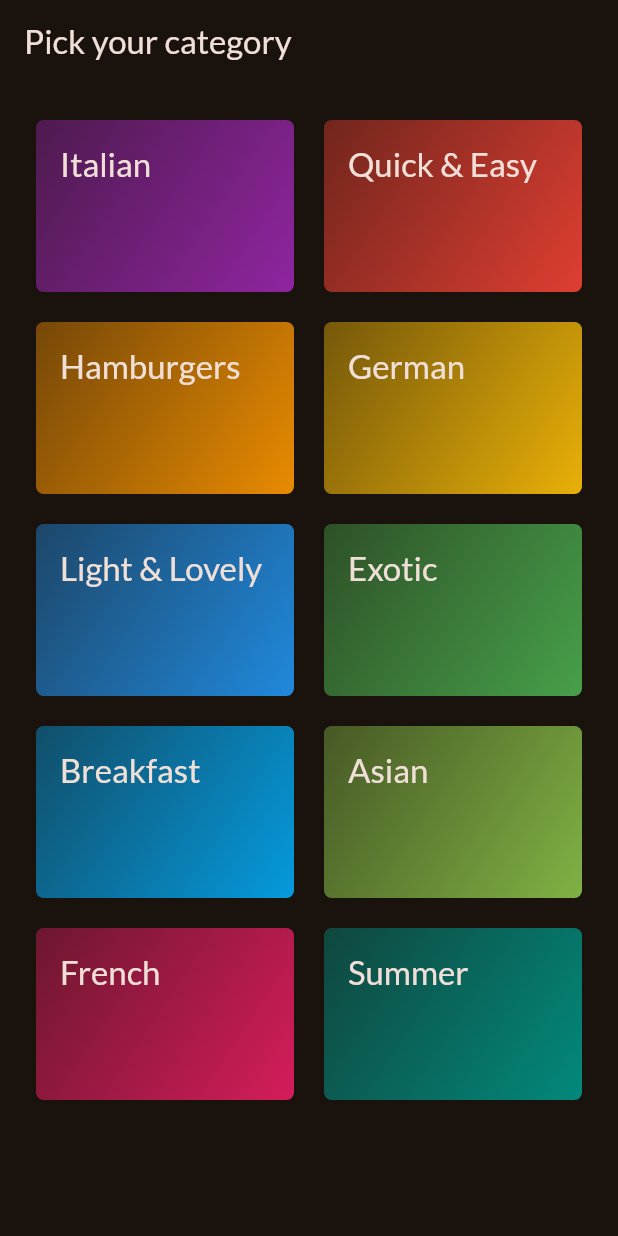
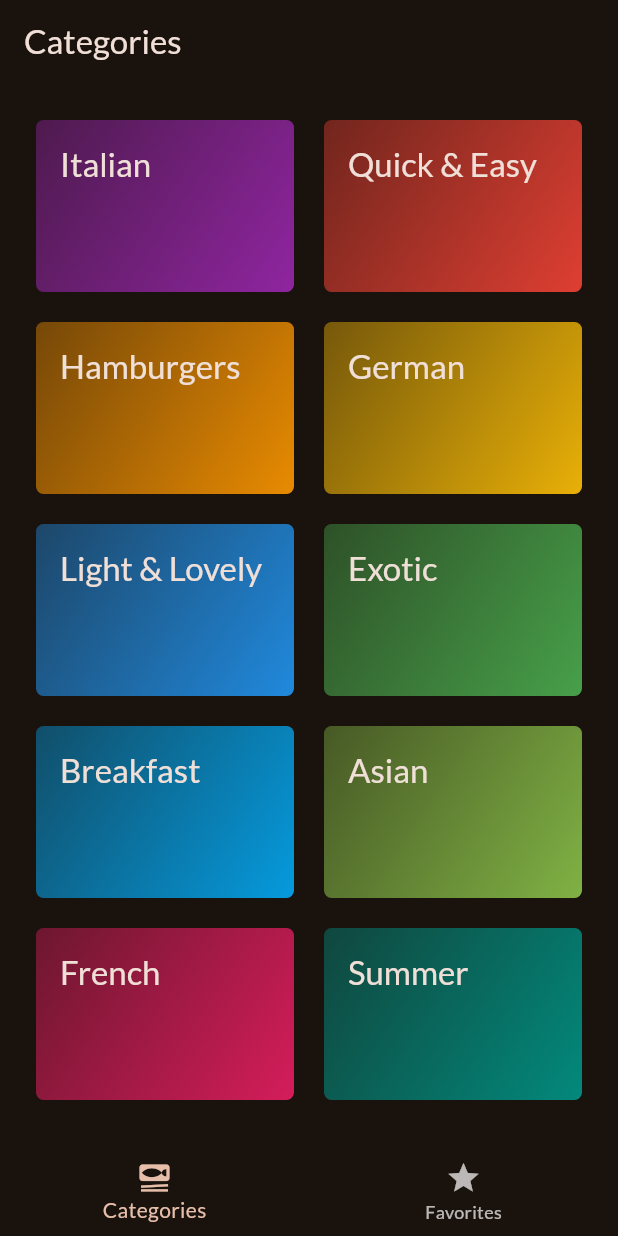
Before and after one commit to vicentedpsantos/meals-flutter, a Flutter app: the screen it shows after launch, on a phone screen of 412 x 824 dp. Run offline on Flutter 3.47's test engine with Material 2 defaults, Android fonts, the phone set to English and light mode, and no system bars; our stand-ins replace google_fonts, transparent_image; project files that could hold a hidden picture were left out.

Commit message:
Add tab bar

```diff
--- a/lib/main.dart
+++ b/lib/main.dart
@@ -1,7 +1,7 @@
 import 'package:flutter/material.dart';
 import 'package:google_fonts/google_fonts.dart';
 
-import 'package:meals/screens/categories.dart';
+import 'package:meals/screens/tabs.dart';
 
 final theme = ThemeData(
   useMaterial3: true,
@@ -23,7 +23,7 @@ class App extends StatelessWidget {
   Widget build(BuildContext context) {
     return MaterialApp(
       theme: theme,
-      home: CategoriesScreen(),
+      home: const TabsScreen(),
     );
   }
 }
--- a/lib/screens/categories.dart
+++ b/lib/screens/categories.dart
@@ -23,11 +23,7 @@ class CategoriesScreen extends StatelessWidget {
 
   @override
   Widget build(context) {
-    return Scaffold(
-      appBar: AppBar(
-        title: Text('Pick your category'),
-      ),
-      body: GridView(
+    return GridView(
       padding: const EdgeInsets.all(24),
       gridDelegate: const SliverGridDelegateWithFixedCrossAxisCount(
         crossAxisCount: 2,
@@ -38,10 +34,11 @@ class CategoriesScreen extends StatelessWidget {
       children: availableCategories
           .map(
             (category) => CategoryGridItem(
-                  category: category, onSelectCategory: _selectCategory),
+              category: category,
+              onSelectCategory: _selectCategory,
+            ),
           )
           .toList(),
-      ),
     );
   }
 }
--- /dev/null
+++ b/lib/screens/tabs.dart
@@ -0,0 +1,58 @@
+import 'package:flutter/material.dart';
+
+import 'package:meals/screens/categories.dart';
+import 'package:meals/screens/meals.dart';
+
+import 'package:meals/data/dummy_data.dart';
+
+class TabsScreen extends StatefulWidget {
+  const TabsScreen({super.key});
+
+  @override
+  State<TabsScreen> createState() {
+    return _TabsScreenState();
+  }
+}
+
+class _TabsScreenState extends State<TabsScreen> {
+  int _selectedPageIndex = 0;
+
+  void _selectPage(int index) {
+    setState(() {
+      _selectedPageIndex = index;
+    });
+  }
+
+  @override
+  Widget build(BuildContext context) {
+    Widget activePage = const CategoriesScreen();
+    String activePageTitle = 'Categories';
+
+    if (_selectedPageIndex == 1) {
+      activePage = const MealsScreen(
+        meals: [],
+      );
+      activePageTitle = 'Favorites';
+    }
+    return Scaffold(
+      appBar: AppBar(
+        title: Text(activePageTitle),
+      ),
+      body: activePage,
+      bottomNavigationBar: BottomNavigationBar(
+        onTap: _selectPage,
+        currentIndex: _selectedPageIndex,
+        items: const [
+          BottomNavigationBarItem(
+            icon: Icon(Icons.set_meal),
+            label: 'Categories',
+          ),
+          BottomNavigationBarItem(
+            icon: Icon(Icons.star),
+            label: 'Favorites',
+          ),
+        ],
+      ),
+    );
+  }
+}
```
Also changed, not shown: lib/screens/meals.dart (+12 -8 lines). Lines whose indentation alone changed are shown as unchanged.
